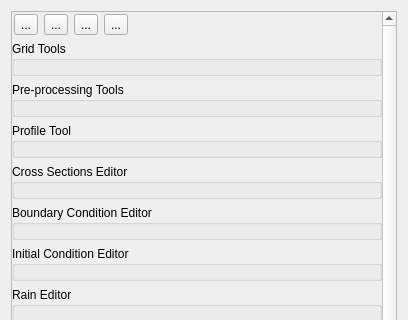
The window that flo2d/ui/f2d_widget.ui (FLO-2DSoftware/qgis-flo-2d-plugin) describes before a commit, drawn with Qt 5; both pictures show x 0 to 408 and y 0 to 320 of the 408 by 678 pixel window.
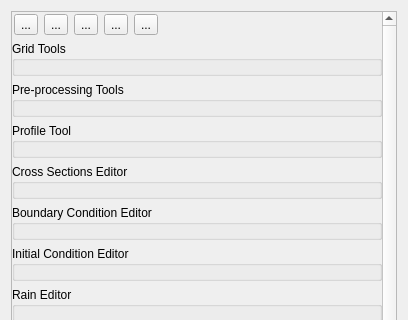
The same window after the commit. Icons and pictures are not drawn. Custom widgets are drawn as their Qt base class.

Commit message:
Advanced layers #2184 (#2190)
* Remove advanced layers checkbox

* Add advanced layers button

* Wire the advance layers button to be able to toggle (hide/show)

* Removed advance layers checkbox connection/wiring

* update advanced layers icon

* Replace advanced layers icon

* Revert unintentional changes

* Revert unintentional changes

```diff
--- a/flo2d/ui/f2d_widget.ui
+++ b/flo2d/ui/f2d_widget.ui
@@ -198,6 +198,32 @@
            </property>
           </widget>
          </item>
+         <item>
+          <widget class="QToolButton" name="advanced_layers_btn">
+           <property name="toolTip">
+            <string>Show/Hide Advanced Layers</string>
+           </property>
+           <property name="text">
+            <string>...</string>
+           </property>
+           <property name="icon">
+            <iconset>
+             <normaloff>../img/showhideadv.png</normaloff>../img/showhideadv.png</iconset>
+           </property>
+           <property name="iconSize">
+            <size>
+             <width>20</width>
+             <height>20</height>
+            </size>
+           </property>
+           <property name="checkable">
+            <bool>true</bool>
+           </property>
+           <property name="autoRaise">
+            <bool>false</bool>
+           </property>
+          </widget>
+         </item>
          <item>
           <spacer name="horizontalSpacer">
            <property name="orientation">
```
The commit also changes 4 other files.
